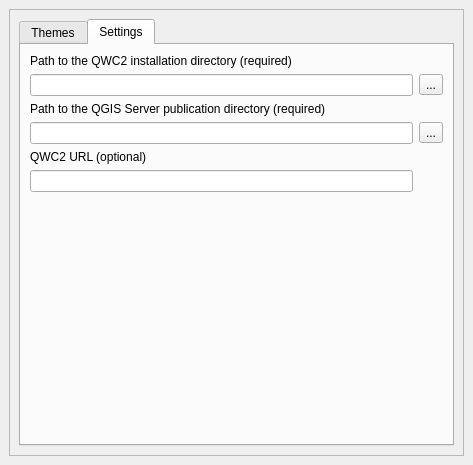
Above: themes_manager.ui from HusseinKabbout/qwc2-themes-manager before the change. Below: the same form after it.
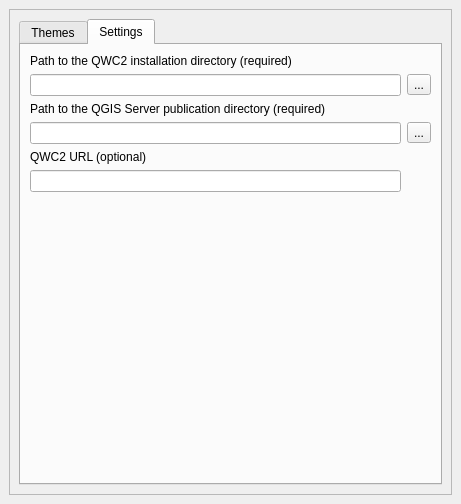
That is the form after the change. The open tabs and pages were chosen to show the change.

Commit message: Set icons for for file browser buttons

The edit to the form file:
```diff
--- a/themes_manager.ui
+++ b/themes_manager.ui
@@ -6,8 +6,8 @@
    <rect>
     <x>0</x>
     <y>0</y>
-    <width>473</width>
-    <height>465</height>
+    <width>461</width>
+    <height>504</height>
    </rect>
   </property>
   <property name="accessibleName">
@@ -27,9 +27,9 @@
        <property name="geometry">
         <rect>
          <x>0</x>
-         <y>-57</y>
-         <width>438</width>
-         <height>454</height>
+         <y>0</y>
+         <width>441</width>
+         <height>456</height>
         </rect>
        </property>
        <layout class="QGridLayout" name="gridLayout_6">
```
Left out of the diff: 2 changed lines with no effect on the pictures. The commit also changes 2 other files.
